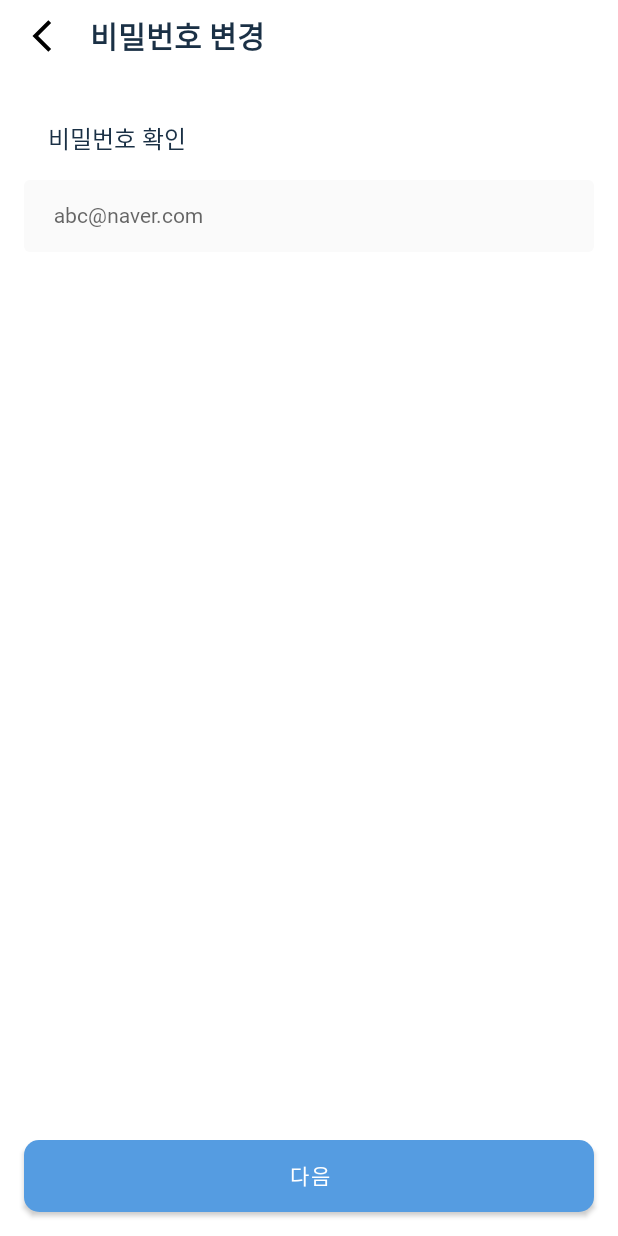
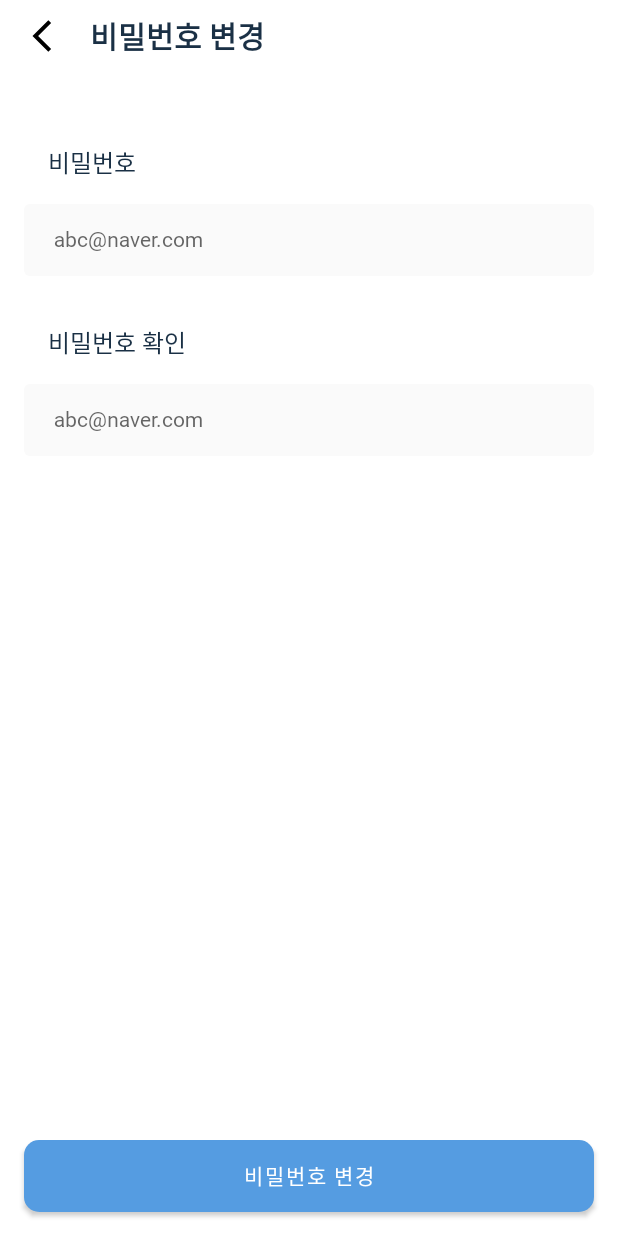
Before and after one commit to amane-IT/DaeRo, an Android app: the fragment ResetPasswordFragment shown on its own in the app's theme, on a phone screen of 412 x 824 dp. Run offline under Robolectric (Android 15) with nearby library versions, the phone set to English and light mode, and no system bars; our stand-ins replace data binding; network calls fail.

Commit message:
[S07P12D110-234] feat: aos: 비밀번호 재설정(확인) 기능 구현 완료

```diff
--- /dev/null
+++ b/aos/app/src/main/java/com/ssafy/daero/data/dto/resetPassword/ResetPasswordRequestDto.kt
@@ -0,0 +1,5 @@
+package com.ssafy.daero.data.dto.resetPassword
+
+data class ResetPasswordRequestDto(
+    val password: String
+)
--- /dev/null
+++ b/aos/app/src/main/java/com/ssafy/daero/data/dto/resetPassword/ResetPasswordResponseDto.kt
@@ -0,0 +1,5 @@
+package com.ssafy.daero.data.dto.resetPassword
+
+data class ResetPasswordResponseDto(
+    val result: Char
+)
--- a/aos/app/src/main/java/com/ssafy/daero/ui/signup/SignupUsernameFragment.kt
+++ b/aos/app/src/main/java/com/ssafy/daero/ui/signup/SignupUsernameFragment.kt
@@ -100,7 +100,7 @@ class SignupUsernameFragment : BaseFragment<FragmentSignupUsernameBinding>(R.lay
                     App.prefs.setString("emailId", App.userId)
                     App.prefs.setString("password", App.password)
                     App.prefs.setString("userName", App.userName)
-                    App.prefs.setUserSeq("userSeq", App.userSeq)
+                    App.prefs.setUserSeq(App.userSeq)
                     App.userId = ""
                     App.password = ""
                     App.userName = ""
--- a/aos/app/src/main/res/layout/fragment_reset_password.xml
+++ b/aos/app/src/main/res/layout/fragment_reset_password.xml
@@ -12,14 +12,14 @@
             android:layout_height="48dp"
             app:contentInsetStart="0dp"
             android:layout_marginBottom="32dp"
-            app:layout_constraintBottom_toTopOf="@id/text_resetPassword_passwordVerification"
+            app:layout_constraintBottom_toTopOf="@id/text_resetPassword_password"
             app:layout_constraintEnd_toEndOf="parent"
             app:layout_constraintStart_toStartOf="parent"
             app:layout_constraintTop_toTopOf="parent"
             >
 
             <ImageView
-                android:id="@+id/img_login_back"
+                android:id="@+id/img_resetPassword_back"
                 android:layout_width="32dp"
                 android:layout_height="32dp"
                 android:layout_gravity="center_vertical"
@@ -43,6 +43,33 @@
 
         <TextView
             style="@style/SubHead"
+            android:id="@+id/text_resetPassword_password"
+            android:layout_width="match_parent"
+            android:layout_height="wrap_content"
+            android:text="비밀번호"
+            android:layout_marginLeft="32dp"
+            android:layout_marginTop="16dp"
+            app:layout_constraintEnd_toEndOf="parent"
+            app:layout_constraintStart_toStartOf="parent"
+            app:layout_constraintBottom_toTopOf="@id/editText_resetPassword_password"
+            app:layout_constraintTop_toBottomOf="@id/toolbar_resetPassword" />
+
+        <EditText
+            style="@style/Body"
+            android:id="@+id/editText_resetPassword_password"
+            android:layout_width="match_parent"
+            android:layout_height="48dp"
+            android:hint="abc@naver.com"
+            android:layout_margin="16dp"
+            android:background="@drawable/edittext_regular"
+            app:layout_constraintTop_toBottomOf="@id/text_resetPassword_password"
+            app:layout_constraintBottom_toTopOf="@id/text_resetPassword_passwordVerification"
+            app:layout_constraintStart_toStartOf="parent"
+            app:layout_constraintEnd_toEndOf="parent"
+            />
+
+        <TextView
+            style="@style/SubHead"
             android:id="@+id/text_resetPassword_passwordVerification"
             android:layout_width="match_parent"
             android:layout_height="wrap_content"
@@ -50,7 +77,7 @@
             android:layout_margin="32dp"
             app:layout_constraintEnd_toEndOf="parent"
             app:layout_constraintStart_toStartOf="parent"
-            app:layout_constraintTop_toBottomOf="@id/toolbar_resetPassword"
+            app:layout_constraintTop_toBottomOf="@id/editText_resetPassword_password"
             />
 
         <EditText
@@ -67,18 +94,29 @@
             />
 
         <Button
-            android:id="@+id/button_signupPassword_nextStep"
+            android:id="@+id/button_resetPassword_nextStep"
             style="@style/BodyWhite"
             android:layout_width="0dp"
             android:layout_height="48dp"
             android:layout_marginHorizontal="16dp"
             android:layout_marginBottom="16dp"
             android:background="@drawable/button_regular"
-            android:text="다음"
+            android:text="비밀번호 변경"
             app:layout_constraintBottom_toBottomOf="parent"
             app:layout_constraintEnd_toEndOf="parent"
             app:layout_constraintStart_toStartOf="parent" />
 
+        <ProgressBar
+            android:id="@+id/progressBar_resetPassword_loading"
+            style="?android:attr/progressBarStyle"
+            android:layout_width="wrap_content"
+            android:layout_height="wrap_content"
+            android:visibility="invisible"
+            app:layout_constraintStart_toStartOf="parent"
+            app:layout_constraintEnd_toEndOf="parent"
+            app:layout_constraintTop_toTopOf="parent"
+            app:layout_constraintBottom_toBottomOf="parent"/>
+
     </androidx.constraintlayout.widget.ConstraintLayout>
 
 </layout>
```
Also changed, not shown: aos/app/src/main/java/com/ssafy/daero/data/remote/UserApi.kt (+14 -0 lines), aos/app/src/main/java/com/ssafy/daero/data/repository/UserRepository.kt (+14 -0 lines), aos/app/src/main/java/com/ssafy/daero/ui/setting/ResetPasswordConfirmFragment.kt (+37 -1 lines), aos/app/src/main/java/com/ssafy/daero/ui/setting/ResetPasswordConfirmViewModel.kt (added, +42 -0 lines), aos/app/src/main/java/com/ssafy/daero/utils/constant/UserSharedPreferences.kt (+4 -4 lines), aos/app/src/main/res/layout/fragment_reset_password_confirm.xml (+15 -45 lines), aos/app/src/main/res/navigation/nav_graph.xml (+16 -2 lines).
